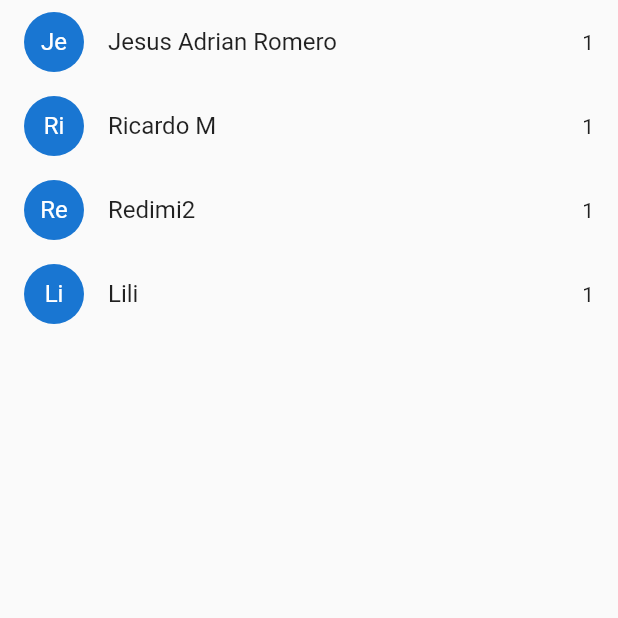
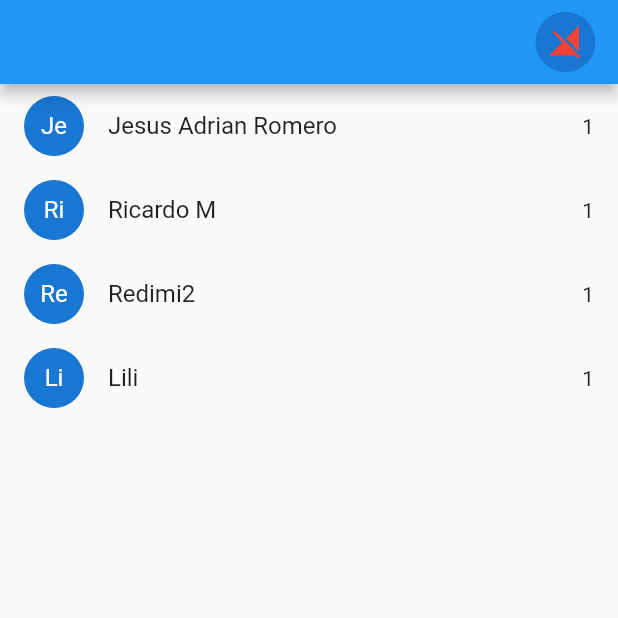
Before and after one commit to franciscoestebanfigueroa/sockets, a Flutter app: the screen it shows after launch, on a phone screen of 412 x 824 dp, the top half of it. Run offline on Flutter 3.47's test engine with Material 2 defaults, Android fonts, the phone set to English and light mode, and no system bars; our stand-ins replace socket_io_client; network calls fail.

Commit message:
info conectado

```diff
--- a/lib/main.dart
+++ b/lib/main.dart
@@ -1,5 +1,7 @@
 import 'package:flutter/material.dart';
+import 'package:provider/provider.dart';
 import 'package:sockets/scr/scr.dart';
+import 'package:sockets/service/provider_socket.dart';
 
 void main() {
   runApp(const MyApp());
@@ -10,11 +12,20 @@ class MyApp extends StatelessWidget {
 
   @override
   Widget build(BuildContext context) {
-    return MaterialApp(
-      initialRoute: 'home',
-      routes: {
-        'home': (_) => const Home(),
-      },
+    return MultiProvider(
+      providers: [
+        ChangeNotifierProvider(
+          create: (context) => ProviderSocket(),
+        )
+      ],
+      child: MaterialApp(
+        debugShowCheckedModeBanner: false,
+        initialRoute: 'home',
+        routes: {
+          'home': (_) => const Home(),
+          'status': (_) => const StatusServer()
+        },
+      ),
     );
   }
 }
--- a/lib/scr/home.dart
+++ b/lib/scr/home.dart
@@ -1,5 +1,7 @@
 import 'package:flutter/material.dart';
+import 'package:provider/provider.dart';
 import 'package:sockets/model/model_bande.dart';
+import 'package:sockets/service/provider_socket.dart';
 
 class Home extends StatefulWidget {
   const Home({Key? key}) : super(key: key);
@@ -18,7 +20,24 @@ List<Banda> bandas = [
 class _HomeState extends State<Home> {
   @override
   Widget build(BuildContext context) {
+    final provider = Provider.of<ProviderSocket>(context);
     return Scaffold(
+      appBar: AppBar(actions: [
+        Padding(
+          padding: const EdgeInsets.only(right: 15),
+          child: provider.serverStatus == ServerStatus.Online
+              ? const CircleAvatar(
+                  child: Icon(Icons.signal_cellular_alt_outlined,
+                      color: Colors.green),
+                )
+              : const CircleAvatar(
+                  child: Icon(
+                    Icons.signal_cellular_off,
+                    color: Colors.red,
+                  ),
+                ),
+        )
+      ]),
       body: ListView.builder(
           itemCount: bandas.length,
           itemBuilder: (context, index) => _listadoBandas(bandas[index])),
--- a/lib/scr/scr.dart
+++ b/lib/scr/scr.dart
@@ -1 +1,2 @@
 export 'package:sockets/scr/home.dart';
+export 'package:sockets/scr/status_server.dart';
```
Also changed, not shown: lib/scr/status_server.dart (added, +29 -0 lines), lib/service/provider_socket.dart (added, +56 -0 lines), pubspec.yaml (+5 -17 lines), pubspec.lock.
